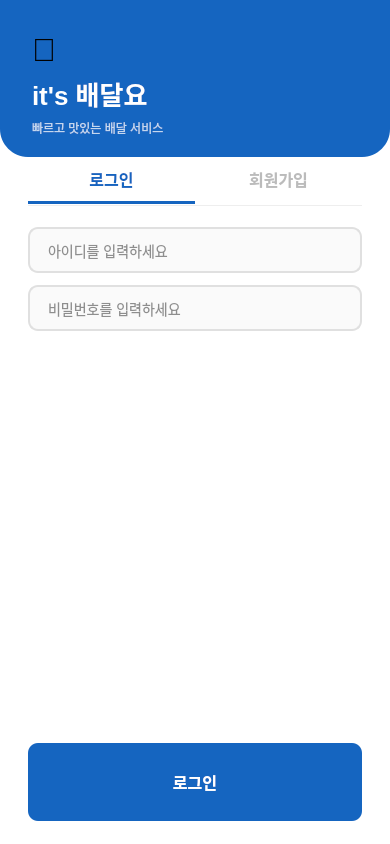
taehyunny/its_bedalyo, file clients/customer_qt/client/loginwidget.ui: the form before one commit.
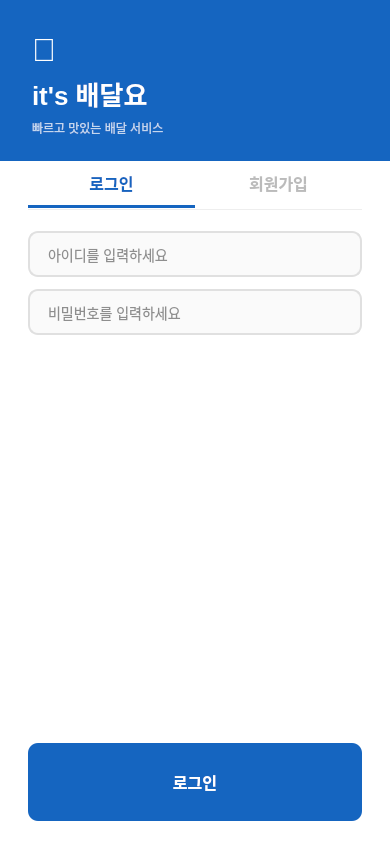
The form after the commit. The open tabs and pages were chosen to show the change.

Diff of the .ui file:
```diff
--- a/clients/customer_qt/client/loginwidget.ui
+++ b/clients/customer_qt/client/loginwidget.ui
@@ -68,17 +68,10 @@
     <number>0</number>
    </property>
    <item>
-    <widget class="QWidget" name="headerWidget">
-     <property name="minimumHeight"><number>160</number></property>
-     <property name="maximumHeight"><number>160</number></property>
+    <widget class="QFrame" name="topBgFrame">
      <property name="styleSheet">
-      <string>
-QWidget#headerWidget {
-  background-color: #1565c0;
-  border-bottom-left-radius: 28px;
-  border-bottom-right-radius: 28px;
-}
-      </string>
+      <string notr="true">QFrame#topBgFrame { background-color: #1565c0; border: none; }
+QLabel { color: white; background: transparent; }</string>
      </property>
      <layout class="QVBoxLayout" name="headerLayout">
       <property name="spacing">
@@ -94,7 +87,7 @@
        <number>32</number>
       </property>
       <property name="bottomMargin">
-       <number>20</number>
+       <number>24</number>
       </property>
      <item>
       <widget class="QLabel" name="label_icon">
```
Left out of the diff: 2 changed lines with no effect on the pictures. Lines whose indentation alone changed are shown as unchanged.
